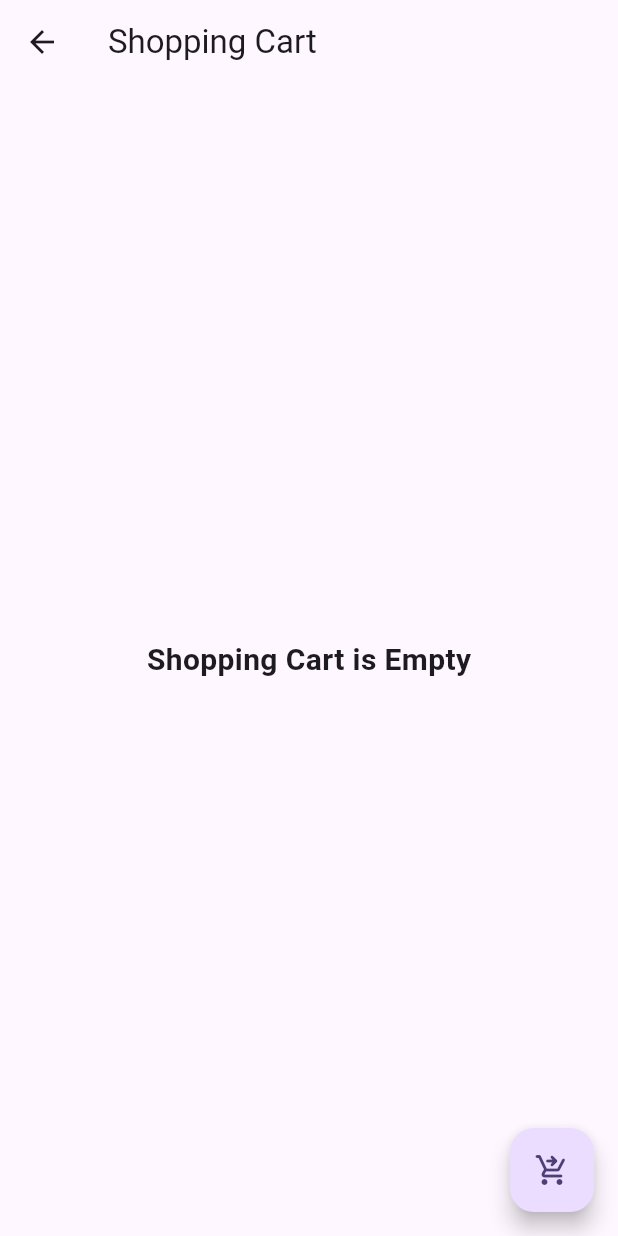
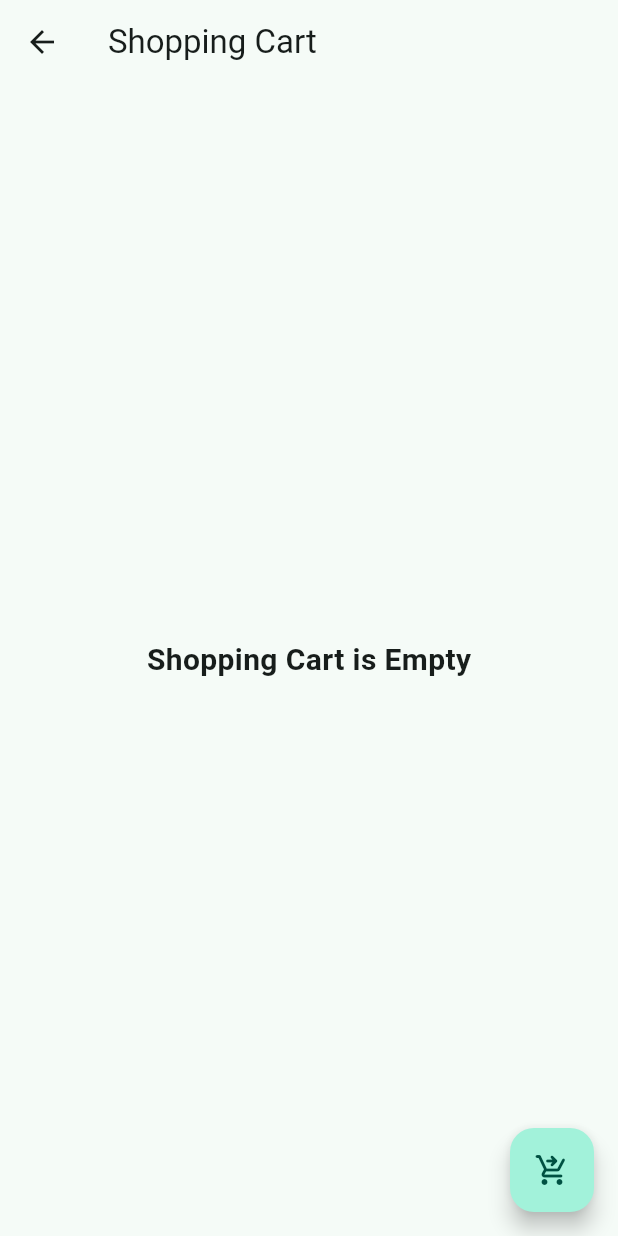
Before and after one commit to kyawe1/FinalYearMobileAssignmentKyawe1-YogaAssignment, a Flutter app: the screen it shows after launch, after a tap on the "shopping cart" icon, on a phone screen of 412 x 824 dp. Run offline on Flutter 3.47's test engine with Material 3 defaults, Android fonts, the light colour scheme and no system bars; our stand-ins replace flutter_riverpod, riverpod, riverpod_annotation; generated files the repository leaves out were written again; network calls fail.

Commit message:
changes color seed

```diff
--- a/lib/screen/mainScreen.dart
+++ b/lib/screen/mainScreen.dart
@@ -34,7 +34,7 @@ class MainScreen extends ConsumerWidget {
         //
         // This works for code too, not just values: Most code changes can be
         // tested with just a hot reload.
-        colorScheme: ColorScheme.fromSeed(seedColor: Colors.deepPurple),
+        colorScheme: ColorScheme.fromSeed(seedColor: Colors.tealAccent),
         useMaterial3: true,
       ),
       home: _MainHomeScreen(),
```
